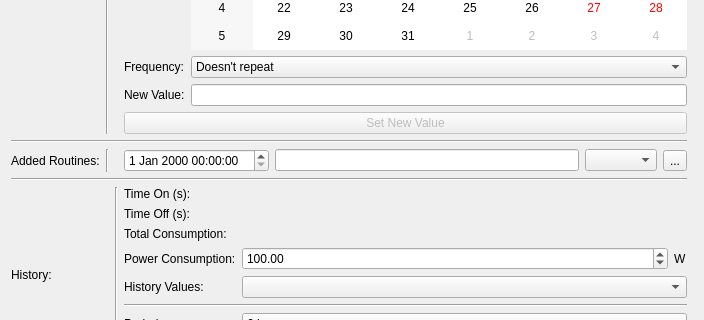
The window that desktop-application/forms/sensorinfodialog.ui (joe-stifler/mc426-smart-home-robot) describes before a commit, drawn with Qt 5; both pictures show x 0 to 704 and y 275 to 595 of the 704 by 695 pixel window.
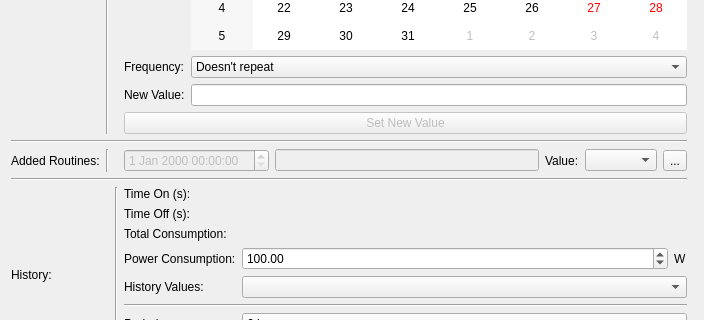
The same window after the commit.

Diff of the .ui file:
```diff
--- a/desktop-application/forms/sensorinfodialog.ui
+++ b/desktop-application/forms/sensorinfodialog.ui
@@ -363,10 +363,25 @@
      <item row="6" column="3">
       <layout class="QHBoxLayout" name="horizontalLayout">
        <item>
-        <widget class="QDateTimeEdit" name="dateTimeRoutine"/>
+        <widget class="QDateTimeEdit" name="dateTimeRoutine">
+         <property name="enabled">
+          <bool>false</bool>
+         </property>
+        </widget>
        </item>
        <item>
-        <widget class="QLineEdit" name="routineType"/>
+        <widget class="QLineEdit" name="routineType">
+         <property name="enabled">
+          <bool>false</bool>
+         </property>
+        </widget>
+       </item>
+       <item>
+        <widget class="QLabel" name="label_value">
+         <property name="text">
+          <string>Value:</string>
+         </property>
+        </widget>
        </item>
        <item>
         <widget class="QComboBox" name="cbRoutines_2"/>
```
